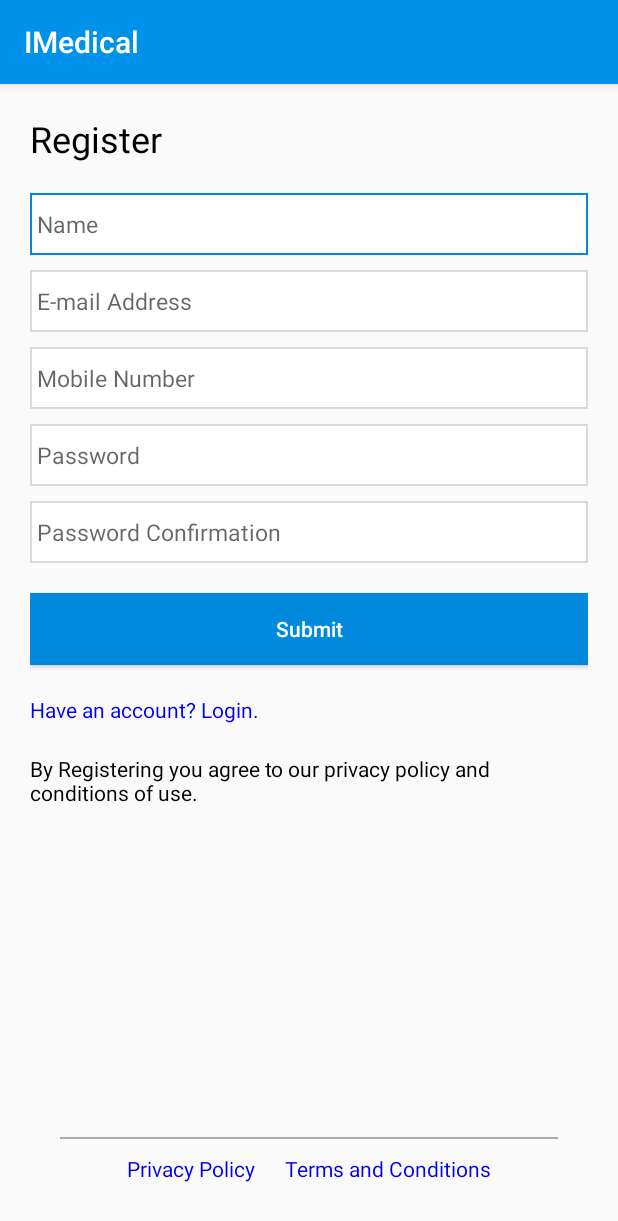
After one commit to MFM95/Imedical, an Android app: the RegistrationActivity screen opened directly, with no data from a screen before it, on a phone screen of 412 x 824 dp. The commit adds this screen. Shown: the top 1221 px of the screen. Run offline under Robolectric (Android 15) with nearby library versions, the phone set to English and light mode, and no system bars.

Commit message:
Registration front design

```diff
--- a/app/src/main/AndroidManifest.xml
+++ b/app/src/main/AndroidManifest.xml
@@ -1,16 +1,20 @@
 <?xml version="1.0" encoding="utf-8"?>
 <manifest xmlns:android="http://schemas.android.com/apk/res/android"
           package="com.example.imedical">
+
     <uses-permission android:name="android.permission.INTERNET"/>
     <uses-permission android:name="android.permission.ACCESS_NETWORK_STATE"/>
+
     <application
+            android:name=".AndroidApplication"
             android:allowBackup="true"
-            android:name=".AndroidApplication"
             android:icon="@mipmap/ic_launcher"
             android:label="@string/app_name"
             android:roundIcon="@mipmap/ic_launcher_round"
             android:supportsRtl="true"
             android:theme="@style/AppTheme">
+        <activity android:name=".registration.presentation.activity.RegistrationActivity">
+        </activity>
         <activity android:name=".login.presentation.view.activity.LoginActivity">
             <intent-filter>
                 <action android:name="android.intent.action.MAIN"/>
--- a/app/src/main/java/com/example/imedical/login/presentation/view/activity/LoginActivity.kt
+++ b/app/src/main/java/com/example/imedical/login/presentation/view/activity/LoginActivity.kt
@@ -2,12 +2,14 @@ package com.example.imedical.login.presentation.view.activity
 
 import android.arch.lifecycle.Observer
 import android.arch.lifecycle.ViewModelProviders
+import android.content.Intent
 import android.os.Bundle
 import android.view.View
 import com.example.imedical.R
 import com.example.imedical.core.platform.BaseActivity
 import com.example.imedical.core.platform.ViewModelFactory
 import com.example.imedical.login.presentation.viewmodel.LoginViewModel
+import com.example.imedical.registration.presentation.activity.RegistrationActivity
 import kotlinx.android.synthetic.main.activity_login.*
 import javax.inject.Inject
 
@@ -22,8 +24,16 @@ class LoginActivity : BaseActivity() {
         appComponent.inject(this)
         viewModel = ViewModelProviders.of(this, viewModelFactory).get(LoginViewModel::class.java)
         subscribeViewModel()
+        setupActions()
+    }
+
+    private fun setupActions(){
         loginButton.setOnClickListener {
             onLoginClick()
+        }
+        newAccountTextView.setOnClickListener {
+            val registerIntent: Intent = Intent(this, RegistrationActivity::class.java)
+            startActivity(registerIntent)
         }
     }
 
--- /dev/null
+++ b/app/src/main/java/com/example/imedical/registration/presentation/activity/RegistrationActivity.kt
@@ -0,0 +1,20 @@
+package com.example.imedical.registration.presentation.activity
+
+import android.support.v7.app.AppCompatActivity
+import android.os.Bundle
+import com.example.imedical.R
+import com.example.imedical.registration.presentation.fragment.RegistrationFragment
+
+class RegistrationActivity : AppCompatActivity() {
+
+    override fun onCreate(savedInstanceState: Bundle?) {
+        super.onCreate(savedInstanceState)
+        setContentView(R.layout.registration_activity)
+        if (savedInstanceState == null) {
+            supportFragmentManager.beginTransaction()
+                .replace(R.id.container, RegistrationFragment.newInstance())
+                .commitNow()
+        }
+    }
+
+}
--- /dev/null
+++ b/app/src/main/java/com/example/imedical/registration/presentation/fragment/RegistrationFragment.kt
@@ -0,0 +1,33 @@
+package com.example.imedical.registration.presentation.fragment
+
+import android.arch.lifecycle.ViewModelProviders
+import android.os.Bundle
+import android.support.v4.app.Fragment
+import android.view.LayoutInflater
+import android.view.View
+import android.view.ViewGroup
+import com.example.imedical.R
+import com.example.imedical.registration.presentation.viewmodel.RegistrationViewModel
+
+class RegistrationFragment : Fragment() {
+
+    companion object {
+        fun newInstance() = RegistrationFragment()
+    }
+
+    private lateinit var viewModel: RegistrationViewModel
+
+    override fun onCreateView(
+        inflater: LayoutInflater, container: ViewGroup?,
+        savedInstanceState: Bundle?
+    ): View {
+        return inflater.inflate(R.layout.registration_fragment, container, false)
+    }
+
+    override fun onActivityCreated(savedInstanceState: Bundle?) {
+        super.onActivityCreated(savedInstanceState)
+        viewModel = ViewModelProviders.of(this).get(RegistrationViewModel::class.java)
+        // TODO: Use the ViewModel
+    }
+
+}
--- /dev/null
+++ b/app/src/main/java/com/example/imedical/registration/presentation/viewmodel/RegistrationViewModel.kt
@@ -0,0 +1,7 @@
+package com.example.imedical.registration.presentation.viewmodel
+
+import android.arch.lifecycle.ViewModel
+
+class RegistrationViewModel : ViewModel() {
+    // TODO: Implement the ViewModel
+}
--- a/app/src/main/res/layout/activity_login.xml
+++ b/app/src/main/res/layout/activity_login.xml
@@ -45,6 +45,8 @@
               android:hint="@string/email_mobile_hint"
               android:layout_marginTop="@dimen/login_padding"
               android:textSize="@dimen/edittext_text_size"
+              android:nextFocusForward="@id/credentialPasswordEditText"
+              android:singleLine="true"
     />
 
     <EditText android:id="@+id/credentialPasswordEditText"
@@ -55,6 +57,8 @@
               android:hint="@string/password_hint"
               android:textSize="@dimen/edittext_text_size"
               android:inputType="textPassword"
+              android:singleLine="true"
+              android:imeOptions="actionDone"
               android:layout_marginTop="@dimen/login_margin"/>
 
     <Button android:id="@+id/loginButton"
@@ -73,7 +77,7 @@
               app:layout_constraintStart_toStartOf="parent"
               app:layout_constraintTop_toBottomOf="@id/loginButton"
               android:layout_marginTop="@dimen/login_padding"
-              android:textColor="@color/colorAccent"
+              android:textColor="@color/linkColor"
               android:text="@string/forgot_pass_link"
     />
 
@@ -83,7 +87,7 @@
               app:layout_constraintStart_toStartOf="parent"
               app:layout_constraintTop_toBottomOf="@id/forgotPassTextView"
               android:layout_marginTop="@dimen/login_margin"
-              android:textColor="@color/colorAccent"
+              android:textColor="@color/linkColor"
               android:text="@string/no_account_link"
     />
 
--- /dev/null
+++ b/app/src/main/res/layout/registration_activity.xml
@@ -0,0 +1,8 @@
+<?xml version="1.0" encoding="utf-8"?>
+<FrameLayout
+        xmlns:android="http://schemas.android.com/apk/res/android"
+        xmlns:tools="http://schemas.android.com/tools"
+        android:id="@+id/container"
+        android:layout_width="match_parent"
+        android:layout_height="match_parent"
+        tools:context=".registration.presentation.activity.RegistrationActivity"/>
--- /dev/null
+++ b/app/src/main/res/layout/registration_fragment.xml
@@ -0,0 +1,161 @@
+<?xml version="1.0" encoding="utf-8"?>
+<android.support.constraint.ConstraintLayout
+        xmlns:android="http://schemas.android.com/apk/res/android"
+        xmlns:app="http://schemas.android.com/apk/res-auto"
+        xmlns:tools="http://schemas.android.com/tools"
+        android:id="@+id/registration"
+        android:layout_width="match_parent"
+        android:layout_height="match_parent"
+        android:padding="@dimen/registration_padding"
+        tools:context=".registration.presentation.fragment.RegistrationFragment">
+    <TextView
+            android:id="@+id/registerTextView"
+            android:layout_width="wrap_content"
+            android:layout_height="wrap_content"
+            android:text="@string/register"
+            app:layout_constraintTop_toTopOf="parent"
+            app:layout_constraintStart_toStartOf="parent"
+            android:textSize="@dimen/title_size"
+            android:textColor="@color/colorBlack"
+    />
+
+    <RelativeLayout android:layout_width="match_parent"
+                    android:layout_height="wrap_content"
+                    android:id="@+id/registerErrorLayout"
+                    app:layout_constraintTop_toBottomOf="@id/registerTextView"
+                    android:background="@drawable/error_layout_bg"
+                    android:layout_marginTop="@dimen/registration_margin"
+                    android:layout_marginBottom="@dimen/registration_margin"
+                    android:visibility="gone"
+                    android:padding="@dimen/registration_margin">
+        <TextView
+                android:id="@+id/registerErrorTextView"
+                android:layout_width="match_parent"
+                android:layout_height="wrap_content"
+                android:gravity="center_horizontal"
+                android:textColor="@color/colorError"
+        />
+    </RelativeLayout>
+
+    <EditText android:id="@+id/nameEditText"
+              android:layout_width="match_parent"
+              android:layout_height="wrap_content"
+              android:background="@drawable/rect_edittext_drawable"
+              app:layout_constraintTop_toBottomOf="@id/registerErrorLayout"
+              android:hint="@string/name_hint"
+              android:nextFocusForward="@id/emailEditText"
+              android:singleLine="true"
+              android:layout_marginTop="@dimen/registration_padding"
+              android:textSize="@dimen/edittext_text_size"
+    />
+
+    <EditText android:id="@+id/emailEditText"
+              android:layout_width="match_parent"
+              android:layout_height="wrap_content"
+              android:background="@drawable/rect_edittext_drawable"
+              app:layout_constraintTop_toBottomOf="@id/nameEditText"
+              android:hint="@string/email_hint"
+              android:layout_marginTop="@dimen/registration_margin"
+              android:textSize="@dimen/edittext_text_size"
+              android:nextFocusForward="@id/mobileEditText"
+              android:singleLine="true"
+    />
+
+    <EditText android:id="@+id/mobileEditText"
+              android:layout_width="match_parent"
+              android:layout_height="wrap_content"
+              android:background="@drawable/rect_edittext_drawable"
+              app:layout_constraintTop_toBottomOf="@id/emailEditText"
+              android:hint="@string/mobile_hint"
+              android:layout_marginTop="@dimen/registration_margin"
+              android:textSize="@dimen/edittext_text_size"
+              android:nextFocusForward="@id/passwordEditText"
+              android:singleLine="true"
+    />
+
+    <EditText android:id="@+id/passwordEditText"
+              android:layout_width="match_parent"
+              android:layout_height="wrap_content"
+              android:background="@drawable/rect_edittext_drawable"
+              app:layout_constraintTop_toBottomOf="@id/mobileEditText"
+              android:hint="@string/password_hint"
+              android:textSize="@dimen/edittext_text_size"
+              android:inputType="textPassword"
+              android:nextFocusForward="@id/confirmPasswordEditText"
+              android:singleLine="true"
+              android:layout_marginTop="@dimen/registration_margin"/>
+
+    <EditText android:id="@+id/confirmPasswordEditText"
+              android:layout_width="match_parent"
+              android:layout_height="wrap_content"
+              android:background="@drawable/rect_edittext_drawable"
+              app:layout_constraintTop_toBottomOf="@id/passwordEditText"
+              android:hint="@string/pass_confirm_hint"
+              android:textSize="@dimen/edittext_text_size"
+              android:inputType="textPassword"
+              android:layout_marginTop="@dimen/registration_margin"
+              android:singleLine="true"
+              android:imeOptions="actionDone" />
+
+    <Button android:id="@+id/submitButton"
+            android:layout_width="match_parent"
+            android:layout_height="wrap_content"
+            android:text="@string/submit_hint"
+            android:background="@color/colorPrimaryDark"
+            android:textColor="@color/colorWhite"
+            android:textAllCaps="false"
+            android:layout_marginTop="@dimen/registration_padding"
+            app:layout_constraintTop_toBottomOf="@+id/confirmPasswordEditText"/>
+
+    <TextView android:id="@+id/haveAccountTextView"
+              android:layout_width="wrap_content"
+              android:layout_height="wrap_content"
+              app:layout_constraintStart_toStartOf="parent"
+              app:layout_constraintTop_toBottomOf="@id/submitButton"
+              android:layout_marginTop="@dimen/registration_padding"
+              android:textColor="@color/linkColor"
+              android:text="@string/have_account"
+    />
+
+    <TextView android:id="@+id/newAccountTextView"
+              android:layout_width="wrap_content"
+              android:layout_height="wrap_content"
+              app:layout_constraintStart_toStartOf="parent"
+              app:layout_constraintTop_toBottomOf="@id/haveAccountTextView"
+              android:layout_marginTop="@dimen/registration_padding"
+              android:textColor="@color/colorBlack"
+              android:text="@string/registration_agreement"/>
+
+    <View
+            android:layout_width="match_parent"
+            android:layout_height="1dp"
+            android:layout_marginStart="@dimen/registration_padding"
+            android:layout_marginEnd="@dimen/registration_padding"
+            app:layout_constraintBottom_toTopOf="@id/linksLayout"
+            android:background="@android:color/darker_gray"/>
+
+    <LinearLayout
+            android:id="@+id/linksLayout"
+            android:layout_width="match_parent"
+            android:layout_height="wrap_content"
+            android:layout_margin="5dp"
+            android:padding="@dimen/registration_margin"
+            android:orientation="horizontal"
+            android:gravity="center_horizontal"
+            app:layout_constraintBottom_toBottomOf="parent">
+
+        <TextView android:id="@+id/privacyPolicyTextView"
+                  android:layout_width="wrap_content"
+                  android:layout_height="wrap_content"
+                  android:textColor="@color/linkColor"
+                  android:text="@string/privacy_policy"
+                  android:layout_marginEnd="@dimen/registration_padding"
+                  android:layout_marginRight="@dimen/registration_padding"/>
+
+        <TextView android:id="@+id/termsConditionsTextView"
+                  android:layout_width="wrap_content"
+                  android:layout_height="wrap_content"
+                  android:textColor="@color/linkColor"
+                  android:text="@string/terms_conditions"/>
+    </LinearLayout>
+</android.support.constraint.ConstraintLayout>
--- a/app/src/main/res/values/colors.xml
+++ b/app/src/main/res/values/colors.xml
@@ -7,4 +7,5 @@
     <color name="colorWhite">#ffffff</color>
     <color name="colorEditTextBorder">#dadada</color>
     <color name="colorError">#ff0000</color>
+    <color name="linkColor">#0000EE</color>
 </resources>
--- a/app/src/main/res/values/dimen.xml
+++ b/app/src/main/res/values/dimen.xml
@@ -4,5 +4,7 @@
     <dimen name="details_size">18sp</dimen>
     <dimen name="login_padding">20dp</dimen>
     <dimen name="login_margin">10dp</dimen>
+    <dimen name="registration_padding">20dp</dimen>
+    <dimen name="registration_margin">10dp</dimen>
     <dimen name="edittext_text_size">15sp</dimen>
 </resources>
--- a/app/src/main/res/values/strings.xml
+++ b/app/src/main/res/values/strings.xml
@@ -6,5 +6,13 @@
     <string name="submit_hint">Submit</string>
     <string name="forgot_pass_link">I Forgot my password</string>
     <string name="no_account_link">No account? Register here.</string>
-
+    <string name="register">Register</string>
+    <string name="name_hint">Name</string>
+    <string name="email_hint">E-mail Address</string>
+    <string name="mobile_hint">Mobile Number</string>
+    <string name="pass_confirm_hint">Password Confirmation</string>
+    <string name="have_account">Have an account? Login.</string>
+    <string name="registration_agreement">By Registering you agree to our privacy policy and conditions of use.</string>
+    <string name="privacy_policy">Privacy Policy</string>
+    <string name="terms_conditions">Terms and Conditions</string>
 </resources>
```
